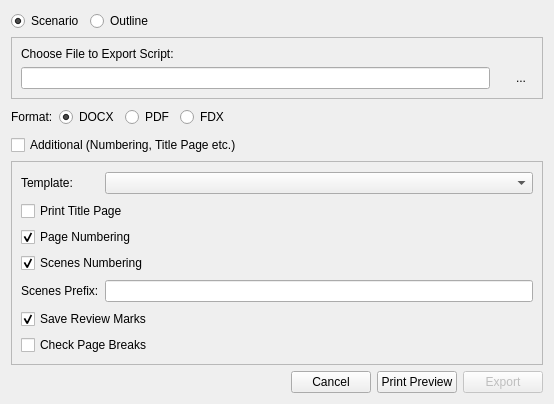
The window that src/bin/scenarist-desktop/UserInterfaceLayer/Export/ExportDialog.ui (dimkanovikov/KITScenarist) describes before a commit, drawn with Qt 5.
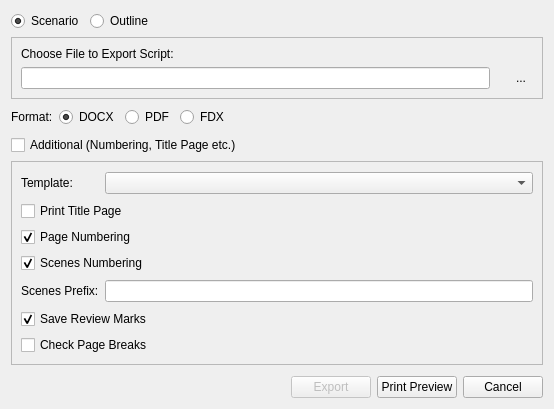
The same window after the commit. Icons and pictures are not drawn. Custom widgets are drawn as their Qt base class.

Diff of the .ui file:
```diff
--- a/src/bin/scenarist-desktop/UserInterfaceLayer/Export/ExportDialog.ui
+++ b/src/bin/scenarist-desktop/UserInterfaceLayer/Export/ExportDialog.ui
@@ -7,7 +7,7 @@
     <x>0</x>
     <y>0</y>
     <width>554</width>
-    <height>393</height>
+    <height>409</height>
    </rect>
   </property>
   <property name="sizePolicy">
@@ -325,20 +325,6 @@
        </property>
       </spacer>
      </item>
-     <item>
-      <widget class="QPushButton" name="cancel">
-       <property name="text">
-        <string>Cancel</string>
-       </property>
-      </widget>
-     </item>
-     <item>
-      <widget class="QPushButton" name="printPreview">
-       <property name="text">
-        <string>Print Preview</string>
-       </property>
-      </widget>
-     </item>
      <item>
       <widget class="QPushButton" name="exportTo">
        <property name="enabled">
@@ -352,6 +338,20 @@
        </property>
       </widget>
      </item>
+     <item>
+      <widget class="QPushButton" name="printPreview">
+       <property name="text">
+        <string>Print Preview</string>
+       </property>
+      </widget>
+     </item>
+     <item>
+      <widget class="QPushButton" name="cancel">
+       <property name="text">
+        <string>Cancel</string>
+       </property>
+      </widget>
+     </item>
     </layout>
    </item>
    <item row="4" column="0" colspan="2">
@@ -383,16 +383,16 @@
   </layout>
  </widget>
  <customwidgets>
+  <customwidget>
+   <class>ToolTipLabel</class>
+   <extends>QLabel</extends>
+   <header>3rd_party/Widgets/ToolTipLabel/ToolTipLabel.h</header>
+  </customwidget>
   <customwidget>
    <class>FlatButton</class>
    <extends>QToolButton</extends>
    <header location="global">3rd_party/Widgets/FlatButton/FlatButton.h</header>
   </customwidget>
-  <customwidget>
-   <class>ToolTipLabel</class>
-   <extends>QLabel</extends>
-   <header location="global">3rd_party/Widgets/ToolTipLabel/ToolTipLabel.h</header>
-  </customwidget>
  </customwidgets>
  <tabstops>
   <tabstop>scenario</tabstop>
```
Left out of the diff: 2 changed lines with no effect on the pictures.
